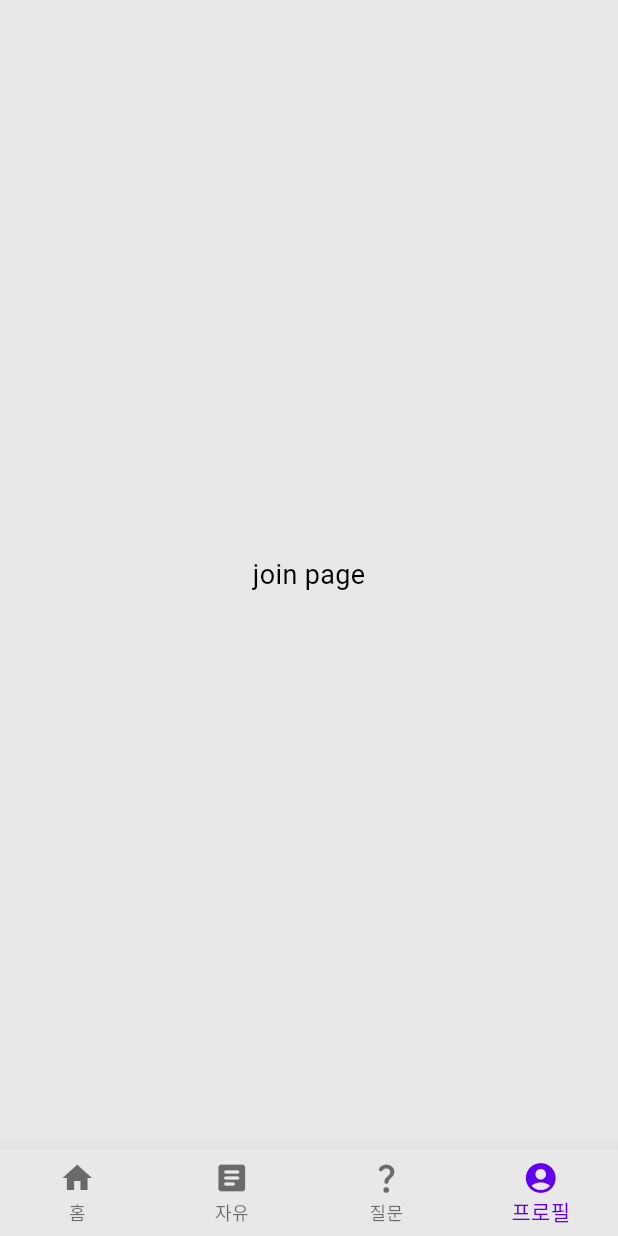
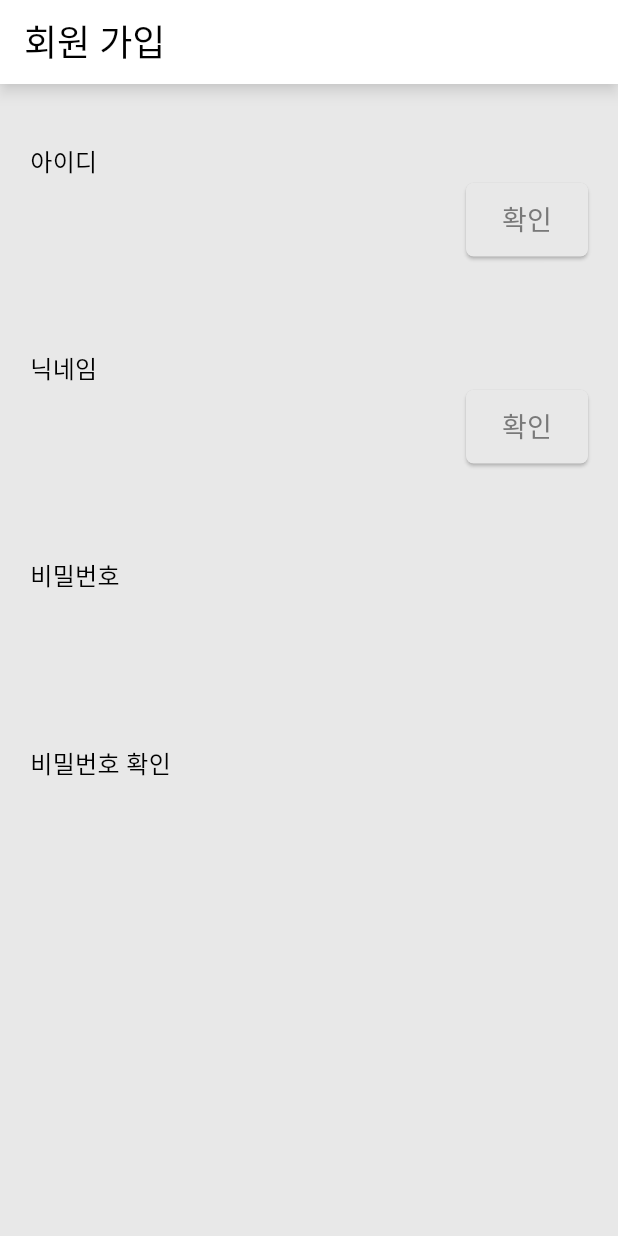
Before and after one commit to notnowme/flutter-crud, a Flutter app: the JoinScreen screen opened by its route, on a phone screen of 412 x 824 dp. Run offline on Flutter 3.47's test engine with Material 3 defaults, Android fonts, the phone set to English and light mode, and no system bars; our stand-ins replace dio, flutter_riverpod, flutter_secure_storage, go_router; accounts and stored records are empty.

Commit message:
회원가입

```diff
--- a/lib/routes.dart
+++ b/lib/routes.dart
@@ -57,13 +57,6 @@ List<RouteBase> _profileRoutes = [
           child: LoginScreen(),
         ),
       ),
-      GoRoute(
-        path: JoinScreen.routePath,
-        name: JoinScreen.routeName,
-        pageBuilder: (context, state) => const NoTransitionPage(
-          child: JoinScreen(),
-        ),
-      ),
     ],
   ),
 ];
@@ -84,6 +77,13 @@ final routesProvider = Provider((ref) {
           StatefulShellBranch(routes: _profileRoutes),
         ],
       ),
+      GoRoute(
+        path: JoinScreen.routePath,
+        name: JoinScreen.routeName,
+        pageBuilder: (context, state) => NoTransitionPage(
+          child: JoinScreen(),
+        ),
+      ),
     ],
   );
 });
--- a/lib/screens/profile/join_screen.dart
+++ b/lib/screens/profile/join_screen.dart
@@ -1,20 +1,118 @@
+import 'package:crud/widgets/input_field.dart';
+import 'package:crud/widgets/join_idField.dart';
+import 'package:crud/widgets/join_nickField.dart';
 import 'package:flutter/material.dart';
+import 'package:flutter_riverpod/flutter_riverpod.dart';
 
-class JoinScreen extends StatelessWidget {
-  const JoinScreen({super.key});
+class JoinScreen extends ConsumerWidget {
+  JoinScreen({super.key});
 
   static const String routeName = 'join';
-  static const String routePath = 'join';
+  static const String routePath = '/join';
+  final _passwordFormKey = GlobalKey<FormState>();
+  final _passwordCheckFormKey = GlobalKey<FormState>();
+
+  String _handlePwReg(String pw) {
+    if (pw.length < 7) {
+      return '7글자 이상 입력해야해요';
+    }
+    RegExp regex = RegExp(r'^[a-zA-Z0-9!@#$%^*+=-]+$');
+    if (!regex.hasMatch(pw)) {
+      return '입력할 수 없는 문자가 있어요';
+    }
+    return '';
+  }
 
   @override
-  Widget build(BuildContext context) {
-    return const Scaffold(
-      body: Center(
-        child: Text(
-          'join page',
+  Widget build(BuildContext context, WidgetRef ref) {
+    final TextEditingController idController = TextEditingController();
+    final TextEditingController nickController = TextEditingController();
+    final TextEditingController passwordTextController =
+        TextEditingController();
+    final TextEditingController passwordCheckTextController =
+        TextEditingController();
+    bool pwCheck = false;
+    return Scaffold(
+      appBar: AppBar(
+        title: Text(
+          '회원 가입',
           style: TextStyle(
-            color: Colors.black,
-            fontSize: 18,
+            color: Theme.of(context).colorScheme.primary,
+            fontSize: Theme.of(context).textTheme.titleLarge?.fontSize,
+          ),
+        ),
+        surfaceTintColor: Theme.of(context).colorScheme.background,
+        backgroundColor: Theme.of(context).colorScheme.background,
+        iconTheme: IconThemeData(
+          color: Theme.of(context).colorScheme.onPrimary,
+        ),
+        shadowColor: Colors.grey[50],
+        elevation: 3.5,
+      ),
+      body: Padding(
+        padding: const EdgeInsets.symmetric(
+          horizontal: 20,
+        ),
+        child: SingleChildScrollView(
+          child: Column(
+            children: [
+              const SizedBox(
+                height: 40,
+              ),
+              Column(
+                children: [
+                  IdFieldWidget(controller: idController),
+                  const SizedBox(
+                    height: 20,
+                  ),
+                  NickFieldWidget(controller: nickController),
+                  const SizedBox(
+                    height: 20,
+                  ),
+                  Form(
+                    key: _passwordFormKey,
+                    child: Column(
+                      crossAxisAlignment: CrossAxisAlignment.start,
+                      children: [
+                        InputFieldWidget(
+                          cat: '비밀번호',
+                          controller: passwordTextController,
+                          isAutoFocus: false,
+                          isPassword: true,
+                          isError: pwCheck,
+                          validFunction: _handlePwReg,
+                        ),
+                        const SizedBox(
+                          height: 4,
+                        ),
+                      ],
+                    ),
+                  ),
+                  const SizedBox(
+                    height: 20,
+                  ),
+                  Form(
+                    key: _passwordCheckFormKey,
+                    child: Column(
+                      crossAxisAlignment: CrossAxisAlignment.start,
+                      children: [
+                        InputFieldWidget(
+                          cat: '비밀번호 확인',
+                          controller: passwordCheckTextController,
+                          isAutoFocus: false,
+                          isPassword: true,
+                          isError: pwCheck,
+                          validFunction: _handlePwReg,
+                        ),
+                        const SizedBox(
+                          height: 4,
+                        ),
+                      ],
+                    ),
+                  ),
+                ],
+              ),
+            ],
           ),
         ),
       ),
--- a/lib/styles/style.dart
+++ b/lib/styles/style.dart
@@ -12,7 +12,9 @@ var theme = ThemeData(
     background: Colors.white,
     onBackground: Colors.white,
     surface: Color(0xFFE8E8E8),
-      onSurface: Colors.white),
+    onSurface: Colors.white,
+    inversePrimary: Color(0xFF157F40),
+  ),
   textTheme: const TextTheme(
     titleLarge: TextStyle(fontSize: 24),
     titleMedium: TextStyle(fontSize: 22),
--- a/lib/widgets/input_field.dart
+++ b/lib/widgets/input_field.dart
@@ -6,6 +6,7 @@ class InputFieldWidget extends StatefulWidget {
   final bool isAutoFocus;
   final bool isPassword;
   final bool isError;
+  final Function validFunction;
   const InputFieldWidget({
     super.key,
     required this.cat,
@@ -13,6 +14,7 @@ class InputFieldWidget extends StatefulWidget {
     required this.isAutoFocus,
     required this.isPassword,
     required this.isError,
+    required this.validFunction,
   });
 
   @override
@@ -22,7 +24,6 @@ class InputFieldWidget extends StatefulWidget {
 class _InputFieldWidgetState extends State<InputFieldWidget> {
   late FocusNode _focusNode;
   late bool hiddenPassword;
-  String msg = '';
 
   @override
   void initState() {
@@ -61,17 +62,29 @@ class _InputFieldWidgetState extends State<InputFieldWidget> {
           height: 4,
         ),
         SizedBox(
-          height: 50,
+          height: 74,
           child: TextFormField(
             focusNode: _focusNode,
             autofocus: widget.isAutoFocus,
             controller: widget.controller,
             obscureText: hiddenPassword,
+            validator: (value) {
+              if (value!.isEmpty) {
+                return '입력해 주세요';
+              } else {
+                final result = widget.validFunction(value);
+                return result.isEmpty ? null : result;
+              }
+            },
             style: TextStyle(
               color: Theme.of(context).colorScheme.primary,
               fontSize: Theme.of(context).textTheme.bodyLarge?.fontSize,
             ),
             decoration: InputDecoration(
+                helperText: ' ',
+                helperStyle: TextStyle(
+                  fontSize: Theme.of(context).textTheme.bodyMedium?.fontSize,
+                ),
                 contentPadding: const EdgeInsets.symmetric(
                   horizontal: 10,
                   vertical: 10,
@@ -88,6 +101,7 @@ class _InputFieldWidgetState extends State<InputFieldWidget> {
                 ),
                 errorStyle: TextStyle(
                   fontSize: Theme.of(context).textTheme.bodyMedium?.fontSize,
+                  color: Theme.of(context).colorScheme.error,
                 ),
                 filled: true,
                 fillColor: Theme.of(context).colorScheme.surface,
--- /dev/null
+++ b/lib/widgets/join_idField.dart
@@ -0,0 +1,139 @@
+import 'package:crud/providers/join_provider.dart';
+import 'package:crud/widgets/input_field.dart';
+import 'package:flutter/material.dart';
+import 'package:flutter_riverpod/flutter_riverpod.dart';
+
+class IdFieldWidget extends ConsumerStatefulWidget {
+  const IdFieldWidget({
+    super.key,
+    required this.controller,
+  });
+
+  final TextEditingController controller;
+
+  @override
+  ConsumerState<IdFieldWidget> createState() => _IdFieldWidgetState();
+}
+
+class _IdFieldWidgetState extends ConsumerState<IdFieldWidget> {
+  bool idCheck = false, isLengthFour = false;
+
+  final _idFormKey = GlobalKey<FormState>();
+
+  String handleIdReg(String id) {
+    RegExp regex = RegExp(r'^[a-zA-Z0-9_\.]+$');
+    if (!regex.hasMatch(id)) {
+      return '입력할 수 없는 문자가 있어요';
+    }
+    if (id.length < 4) {
+      return '4글자 이상 입력해야해요';
+    }
+    if (id.length > 20) {
+      return '20글자까지만 입력할 수 있어요';
+    }
+    return '';
+  }
+
+  @override
+  Widget build(BuildContext context) {
+    final isCanJoin = ref.watch(idCheckProvider);
+    return Column(
+      crossAxisAlignment: CrossAxisAlignment.start,
+      children: [
+        Row(
+          mainAxisAlignment: MainAxisAlignment.spaceBetween,
+          children: [
+            Flexible(
+              flex: 1,
+              child: Form(
+                onChanged: () {
+                  if (widget.controller.text.length > 4) {
+                    setState(() {
+                      isLengthFour = true;
+                    });
+                  } else {
+                    setState(() {
+                      isLengthFour = false;
+                      idCheck = false;
+                    });
+                  }
+                },
+                key: _idFormKey,
+                child: InputFieldWidget(
+                  cat: '아이디',
+                  controller: widget.controller,
+                  isAutoFocus: false,
+                  isPassword: false,
+                  isError: idCheck,
+                  validFunction: handleIdReg,
+                ),
+              ),
+            ),
+            const SizedBox(
+              width: 10,
+            ),
+            Column(
+              children: [
+                SizedBox(
+                  height: 49,
+                  child: ElevatedButton(
+                    onPressed: () {
+                      if (!isLengthFour) return;
+                      if (_idFormKey.currentState!.validate()) {
+                        setState(() {
+                          idCheck = true;
+                        });
+                      } else {
+                        setState(() {
+                          idCheck = false;
+                        });
+                      }
+                      if (!idCheck) return;
+                      ref
+                          .read(idCheckProvider.notifier)
+                          .check(widget.controller.text);
+                    },
+                    style: ElevatedButton.styleFrom(
+                      shape: RoundedRectangleBorder(
+                        borderRadius: BorderRadius.circular(5),
+                      ),
+                      backgroundColor: isLengthFour
+                          ? Theme.of(context).colorScheme.onPrimary
+                          : Theme.of(context).colorScheme.surface,
+                    ),
+                    child: Text(
+                      '확인',
+                      style: TextStyle(
+                        fontSize:
+                            Theme.of(context).textTheme.displayLarge?.fontSize,
+                        color: isLengthFour
+                            ? Theme.of(context).colorScheme.background
+                            : Theme.of(context).colorScheme.secondary,
+                      ),
+                    ),
+                  ),
+                ),
+              ],
+            ),
+          ],
+        ),
+        Transform.translate(
+          offset: const Offset(10, -20),
+          child: Text(
+            idCheck
+                ? isCanJoin
+                    ? '가입할 수 있어요'
+                    : '이미 있는 아이디예요'
+                : '',
+            style: TextStyle(
+              fontSize: Theme.of(context).textTheme.bodyMedium?.fontSize,
+              color: isCanJoin
+                  ? Theme.of(context).colorScheme.inversePrimary
+                  : Theme.of(context).colorScheme.error,
+            ),
+          ),
+        ),
+      ],
+    );
+  }
+}
--- /dev/null
+++ b/lib/widgets/join_nickField.dart
@@ -0,0 +1,139 @@
+import 'package:crud/providers/join_provider.dart';
+import 'package:crud/widgets/input_field.dart';
+import 'package:flutter/material.dart';
+import 'package:flutter_riverpod/flutter_riverpod.dart';
+
+class NickFieldWidget extends ConsumerStatefulWidget {
+  const NickFieldWidget({
+    super.key,
+    required this.controller,
+  });
+
+  final TextEditingController controller;
+
+  @override
+  ConsumerState<NickFieldWidget> createState() => _NickFieldWidgetState();
+}
+
+class _NickFieldWidgetState extends ConsumerState<NickFieldWidget> {
+  bool nickCheck = false, isLengthFour = false;
+
+  final _nickFormKey = GlobalKey<FormState>();
+
+  String handleNickReg(String nick) {
+    RegExp regex = RegExp(r'^[a-zA-Z0-9가-힣!@#$%^*+=\- ]+$');
+    if (!regex.hasMatch(nick)) {
+      return '입력할 수 없는 문자가 있어요';
+    }
+    if (nick.length < 4) {
+      return '4글자 이상 입력해야해요';
+    }
+    if (nick.length > 13) {
+      return '13글자까지만 가능해요';
+    }
+    return '';
+  }
+
+  @override
+  Widget build(BuildContext context) {
+    final isCanJoin = ref.watch(nickCheckProvider);
+    return Column(
+      crossAxisAlignment: CrossAxisAlignment.start,
+      children: [
+        Row(
+          mainAxisAlignment: MainAxisAlignment.spaceBetween,
+          children: [
+            Flexible(
+              flex: 1,
+              child: Form(
+                onChanged: () {
+                  if (widget.controller.text.length > 4) {
+                    setState(() {
+                      isLengthFour = true;
+                    });
+                  } else {
+                    setState(() {
+                      isLengthFour = false;
+                      nickCheck = false;
+                    });
+                  }
+                },
+                key: _nickFormKey,
+                child: InputFieldWidget(
+                  cat: '닉네임',
+                  controller: widget.controller,
+                  isAutoFocus: false,
+                  isPassword: false,
+                  isError: nickCheck,
+                  validFunction: handleNickReg,
+                ),
+              ),
+            ),
+            const SizedBox(
+              width: 10,
+            ),
+            Column(
+              children: [
+                SizedBox(
+                  height: 49,
+                  child: ElevatedButton(
+                    onPressed: () {
+                      if (!isLengthFour) return;
+                      if (_nickFormKey.currentState!.validate()) {
+                        setState(() {
+                          nickCheck = true;
+                        });
+                      } else {
+                        setState(() {
+                          nickCheck = false;
+                        });
+                      }
+                      if (!nickCheck) return;
+                      ref
+                          .read(nickCheckProvider.notifier)
+                          .check(widget.controller.text);
+                    },
+                    style: ElevatedButton.styleFrom(
+                      shape: RoundedRectangleBorder(
+                        borderRadius: BorderRadius.circular(5),
+                      ),
+                      backgroundColor: isLengthFour
+                          ? Theme.of(context).colorScheme.onPrimary
+                          : Theme.of(context).colorScheme.surface,
+                    ),
+                    child: Text(
+                      '확인',
+                      style: TextStyle(
+                        fontSize:
+                            Theme.of(context).textTheme.displayLarge?.fontSize,
+                        color: isLengthFour
+                            ? Theme.of(context).colorScheme.background
+                            : Theme.of(context).colorScheme.secondary,
+                      ),
+                    ),
+                  ),
+                ),
+              ],
+            ),
+          ],
+        ),
+        Transform.translate(
+          offset: const Offset(10, -20),
+          child: Text(
+            nickCheck
+                ? isCanJoin
+                    ? '가입할 수 있어요'
+                    : '이미 있는 닉네임이에요'
+                : '',
+            style: TextStyle(
+              fontSize: Theme.of(context).textTheme.bodyMedium?.fontSize,
+              color: isCanJoin
+                  ? Theme.of(context).colorScheme.inversePrimary
+                  : Theme.of(context).colorScheme.error,
+            ),
+          ),
+        ),
+      ],
+    );
+  }
+}
```
Also changed, not shown: lib/controllers/join_controller.dart (+36 -0 lines), lib/providers/join_provider.dart (+42 -0 lines), lib/screens/profile/login_screen.dart (+23 -65 lines), lib/widgets/join_pwField.dart (added, +136 -0 lines). Lines whose indentation alone changed are shown as unchanged.
